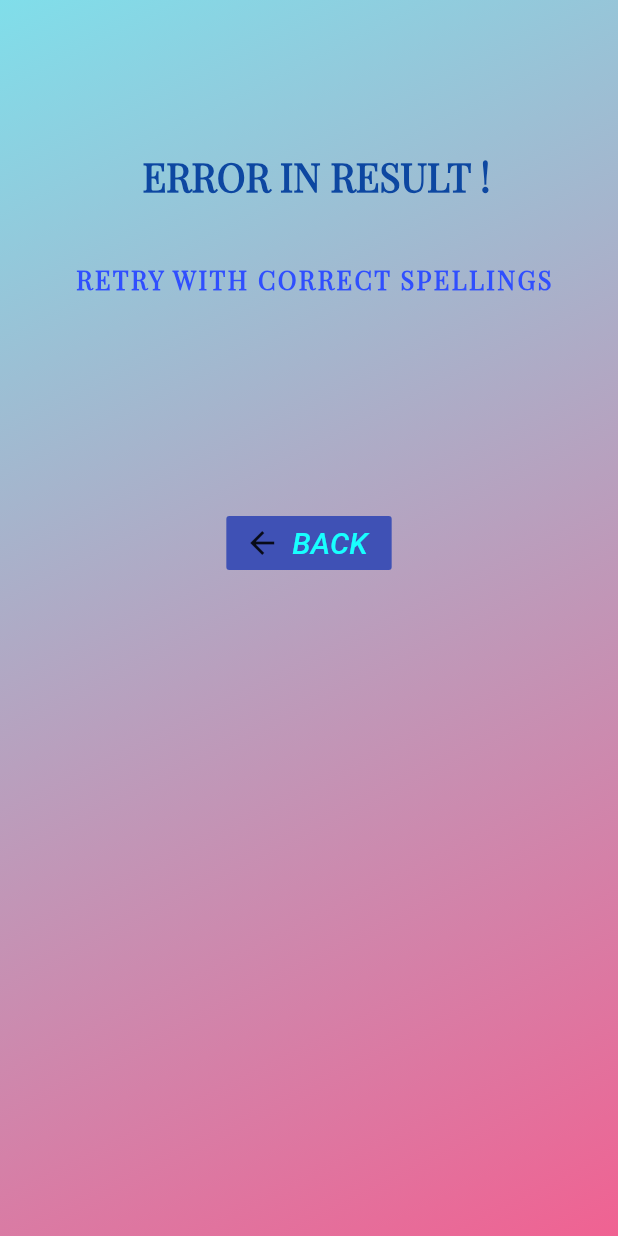
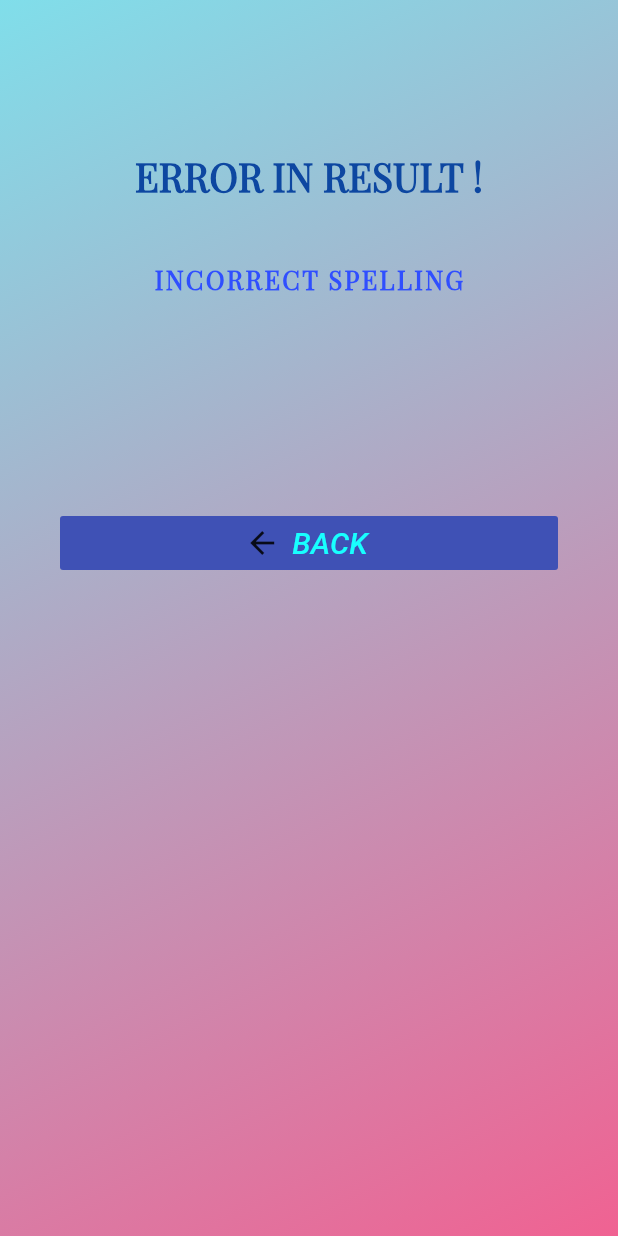
Before and after one commit to srijan2002/Media-Database, a Flutter app: the Error screen opened by its route, on a phone screen of 412 x 824 dp. Run offline on Flutter 3.47's test engine with Material 2 defaults, Android fonts, the phone set to English and light mode, and no system bars; our stand-ins replace cloud_firestore, firebase_auth, flutter_spinkit, google_sign_in; accounts and stored records are empty.

Commit message:
updated error page

```diff
--- a/lib/error.dart
+++ b/lib/error.dart
@@ -20,9 +20,11 @@ class _ErrorState extends State<Error> {
             )
         ),
         child: Column(
+          crossAxisAlignment: CrossAxisAlignment.stretch,
           children: [
             Padding(
-              padding: const EdgeInsets.fromLTRB(50,100,40,20),
+              padding: const EdgeInsets.fromLTRB(0,100,0,20),
+              child: Center(
                 child: Text(
                   "ERROR IN RESULT !",
                   style:TextStyle(
@@ -33,10 +35,12 @@ class _ErrorState extends State<Error> {
                   )
                 ),
               ),
+            ),
             Padding(
-              padding: const EdgeInsets.fromLTRB(50,20,40,60),
+              padding: const EdgeInsets.fromLTRB(0,20,0,60),
+              child: Center(
                 child: Text(
-                  "RETRY WITH CORRECT SPELLINGS  ",
+                    "INCORRECT SPELLING",
                     style:TextStyle(
                         fontSize: 17.0,
                         fontFamily: 'Playfair',
@@ -44,6 +48,7 @@ class _ErrorState extends State<Error> {
                       color: Colors.indigoAccent[700],
                         fontWeight: FontWeight.bold
                     )
+                ),
               ),
             ),
             Padding(
```
Lines whose indentation alone changed are shown as unchanged.
